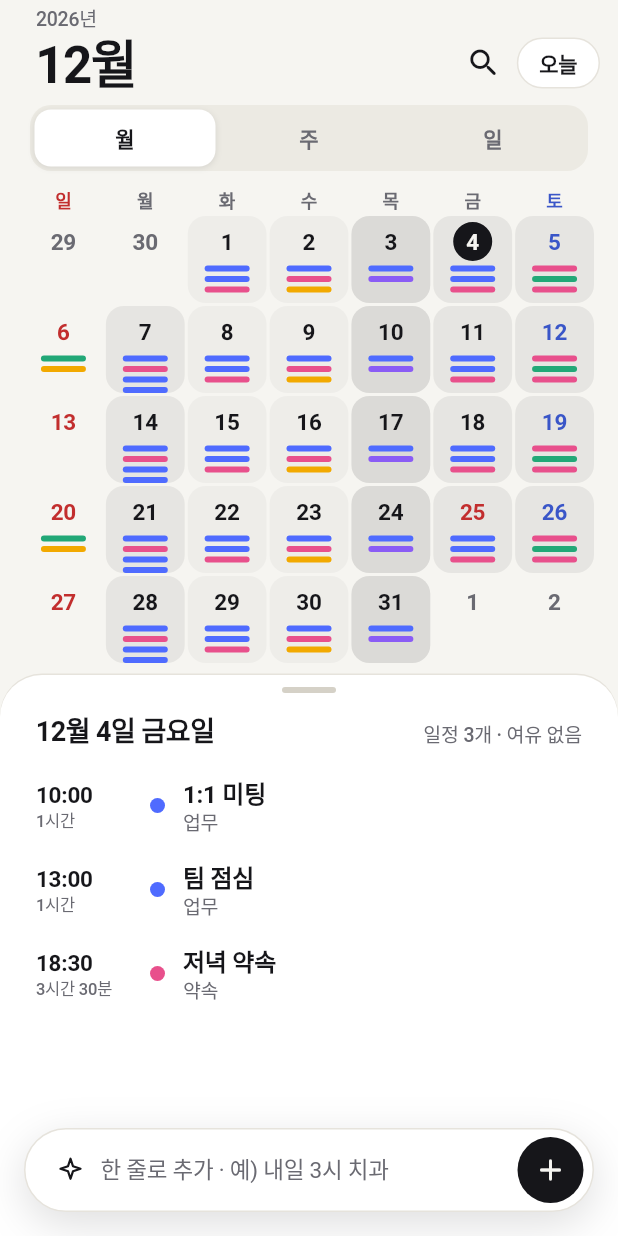
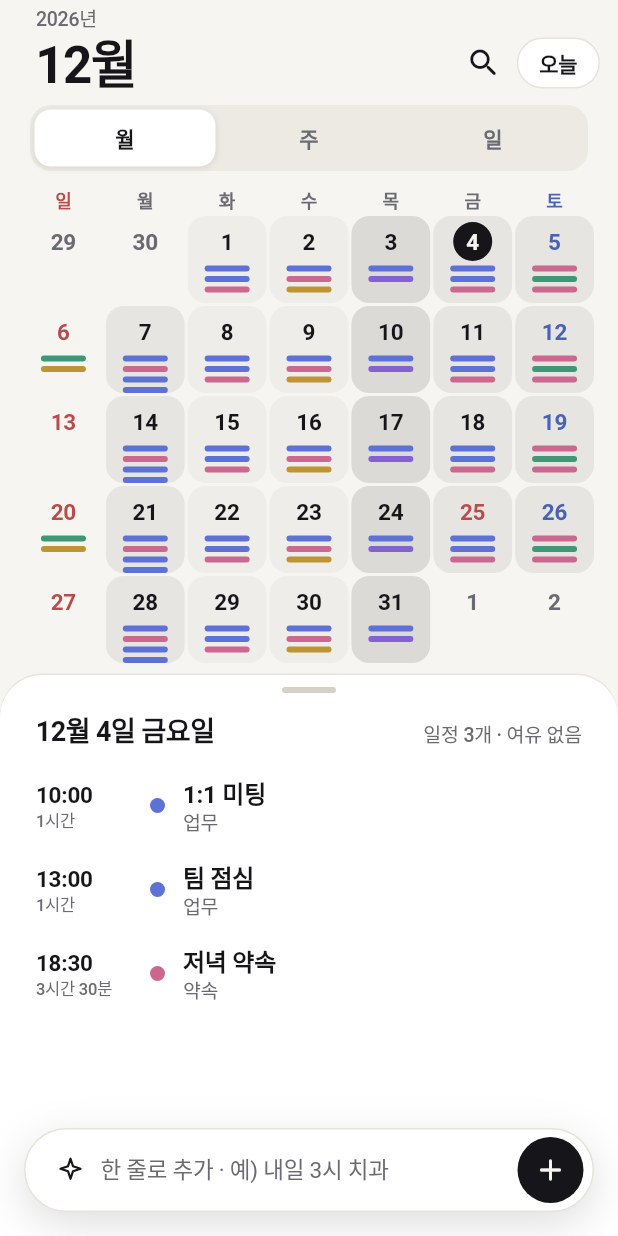
Before and after one commit to isla0x/calendar, a Flutter app: the screen it shows after launch, after a tap on "샘플로 먼저 둘러보기", on a phone screen of 412 x 824 dp. Run offline on Flutter 3.47's test engine with Material 3 defaults, Android fonts, the phone set to English and light mode, and no system bars; missing offline and left inert: device_calendar_plus; Roboto replaces fonts that are missing (IBMPlexSansKR).

Commit message:
색감을 한 톤 차분하게: 일정 색 채도 낮춤, 아이콘 주황 톤다운 [shots]
- 일정 색(파랑·분홍·노랑·보라·초록)과 기기 캘린더 색을 calmColor로 낮춤
- "다음 일정" 강조색 채도 낮춤, 현재 시각선·일요일·토요일 색 톤다운
- 아이콘 주황을 테라코타로

Co-Authored-By: Claude Sonnet 5.5 <noreply@anthropic.com>
Claude-Session: https://claude.ai/code/session_01B2cRu8LCAoFjAV5AXGH4HS

```diff
--- a/lib/demo_repo.dart
+++ b/lib/demo_repo.dart
@@ -20,15 +20,15 @@ class DemoRepo implements CalendarRepo {
   }
 
   static const List<CalInfo> _cals = [
-    CalInfo(id: 'work', name: '업무', color: Color(0xFF4F6BFF)),
-    CalInfo(id: 'personal', name: '개인', color: Color(0xFF22A877), isPrimary: true),
-    CalInfo(id: 'meet', name: '약속', color: Color(0xFFE8508C)),
-    CalInfo(id: 'fit', name: '운동', color: Color(0xFFF2A900)),
-    CalInfo(id: 'study', name: '공부', color: Color(0xFF8A5CF5)),
+    CalInfo(id: 'work', name: '업무', color: Color(0xFF5E71D4)),
+    CalInfo(id: 'personal', name: '개인', color: Color(0xFF3F9777), isPrimary: true),
+    CalInfo(id: 'meet', name: '약속', color: Color(0xFFCA688F)),
+    CalInfo(id: 'fit', name: '운동', color: Color(0xFFBF9533)),
+    CalInfo(id: 'study', name: '공부', color: Color(0xFF8361D1)),
     CalInfo(
       id: 'holiday',
       name: '대한민국 공휴일',
-      color: Color(0xFFC22E2E),
+      color: Color(0xFFA64A4A),
       readOnly: true,
     ),
   ];
--- a/lib/device_repo.dart
+++ b/lib/device_repo.dart
@@ -4,6 +4,7 @@ import 'package:flutter/painting.dart';
 import 'dates.dart';
 import 'models.dart';
 import 'repo.dart';
+import 'theme.dart';
 
 /// 실제 기기 캘린더(iOS 캘린더, 구글 캘린더 등)를 읽고 쓰는 저장소
 class DeviceRepo implements CalendarRepo {
@@ -13,11 +14,11 @@ class DeviceRepo implements CalendarRepo {
   Map<String, CalInfo> _cal = <String, CalInfo>{};
 
   static const List<Color> _fallback = [
-    Color(0xFF4F6BFF),
-    Color(0xFF22A877),
-    Color(0xFFE8508C),
-    Color(0xFFF2A900),
-    Color(0xFF8A5CF5),
+    Color(0xFF5E71D4),
+    Color(0xFF3F9777),
+    Color(0xFFCA688F),
+    Color(0xFFBF9533),
+    Color(0xFF8361D1),
   ];
 
   @override
@@ -51,7 +52,7 @@ class DeviceRepo implements CalendarRepo {
       out.add(CalInfo(
         id: c.id,
         name: c.name,
-        color: c.color ?? _fallback[i % _fallback.length],
+        color: c.color == null ? _fallback[i % _fallback.length] : calmColor(c.color!),
         readOnly: c.readOnly,
         isPrimary: c.isPrimary,
         account: c.accountName,
@@ -100,7 +101,7 @@ class DeviceRepo implements CalendarRepo {
         start: s,
         end: t,
         allDay: e.isAllDay,
-        color: e.color ?? cal?.color ?? _fallback[0],
+        color: e.color != null ? calmColor(e.color!) : (cal?.color ?? _fallback[0]),
         location: e.location,
         note: e.description,
         attendees: e.attendees?.length ?? 0,
--- a/lib/theme.dart
+++ b/lib/theme.dart
@@ -58,9 +58,9 @@ class Pal {
     line: Color(0xFFE6E3DC),
     soft: Color(0xFFECEAE3),
     dash: Color(0xFFBDB8AB),
-    red: Color(0xFFC22E2E),
-    blue: Color(0xFF3A56C8),
-    now: Color(0xFFD63A18),
+    red: Color(0xFFB84B4B),
+    blue: Color(0xFF4A62B5),
+    now: Color(0xFFC0563C),
     nowFg: Color(0xFFFFFFFF),
     shadow: Color(0x2416161A),
     busy1: Color(0x0916161A),
@@ -79,9 +79,9 @@ class Pal {
     line: Color(0xFF2A2A31),
     soft: Color(0xFF1F1F25),
     dash: Color(0xFF4A4A54),
-    red: Color(0xFFFF8A8A),
-    blue: Color(0xFF9DB0FF),
-    now: Color(0xFFFF7A5C),
+    red: Color(0xFFF29A9A),
+    blue: Color(0xFFA5B4F2),
+    now: Color(0xFFF2866B),
     nowFg: Color(0xFF1A0B07),
     shadow: Color(0x80000000),
     busy1: Color(0x0AFFFFFF),
@@ -119,6 +119,15 @@ class EvColors {
   final Color onSolid;
 }
 
+/// 기기 캘린더 색은 대체로 쨍해서, 채도를 낮추고 밝기를 고르게 맞춘 차분한 색으로 바꿔요.
+Color calmColor(Color c) {
+  final h = HSLColor.fromColor(c);
+  return h
+      .withSaturation((h.saturation * 0.62).clamp(0.0, 0.58))
+      .withLightness(h.lightness.clamp(0.42, 0.60))
+      .toColor();
+}
+
 EvColors evColors(Color base, Pal p) {
   final hsl = HSLColor.fromColor(base);
   if (p.dark) {
@@ -137,7 +146,7 @@ EvColors evColors(Color base, Pal p) {
     strong: base,
     tint: Color.alphaBlend(base.withAlpha(38), Colors.white),
     text: hsl.withLightness(0.30).toColor(),
-    solid: hsl.withLightness(0.36).toColor(),
+    solid: hsl.withLightness(0.36).withSaturation(hsl.saturation * 0.85).toColor(),
     onSolid: Colors.white,
   );
 }
```
Also changed, not shown: assets/icon/icon.png, assets/icon/icon.svg.
